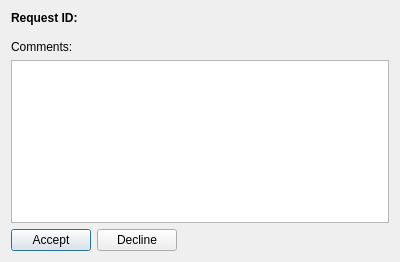
First picture: the form in requeststateeditor.ui, repository javierllorente/qactus, before the edit.
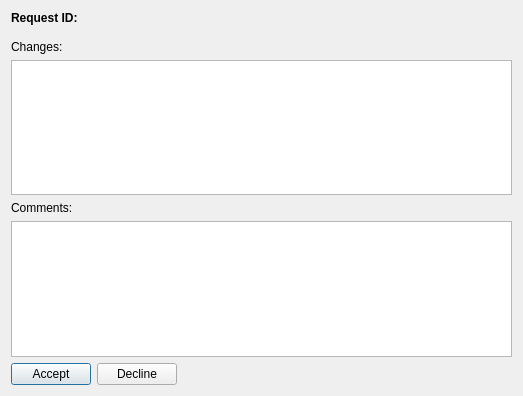
Second picture: the form after the edit. Icons and pictures are not drawn.

Commit message: implement diff request bits

The edit to the form file:
```diff
--- a/requeststateeditor.ui
+++ b/requeststateeditor.ui
@@ -6,32 +6,22 @@
    <rect>
     <x>0</x>
     <y>0</y>
-    <width>400</width>
-    <height>262</height>
+    <width>523</width>
+    <height>396</height>
    </rect>
   </property>
   <property name="windowTitle">
    <string>Request State Change</string>
   </property>
   <layout class="QFormLayout" name="formLayout">
-   <item row="2" column="0">
+   <item row="7" column="0">
     <widget class="QLabel" name="commentsLabel">
      <property name="text">
       <string>Comments:</string>
      </property>
     </widget>
    </item>
-   <item row="3" column="0" colspan="2">
-    <widget class="QTextBrowser" name="commentsTextBrowser">
-     <property name="undoRedoEnabled">
-      <bool>true</bool>
-     </property>
-     <property name="readOnly">
-      <bool>false</bool>
-     </property>
-    </widget>
-   </item>
-   <item row="4" column="0">
+   <item row="9" column="0">
     <layout class="QHBoxLayout" name="horizontalLayout">
      <item>
       <widget class="QPushButton" name="acceptPushButton">
@@ -77,6 +67,26 @@
      </property>
     </widget>
    </item>
+   <item row="5" column="0">
+    <widget class="QLabel" name="diffLabel">
+     <property name="text">
+      <string>Changes:</string>
+     </property>
+    </widget>
+   </item>
+   <item row="8" column="0" colspan="2">
+    <widget class="QTextBrowser" name="commentsTextBrowser">
+     <property name="undoRedoEnabled">
+      <bool>true</bool>
+     </property>
+     <property name="readOnly">
+      <bool>false</bool>
+     </property>
+    </widget>
+   </item>
+   <item row="6" column="0" colspan="2">
+    <widget class="QTextBrowser" name="diffTextBrowser"/>
+   </item>
   </layout>
  </widget>
  <resources>
```
Left out of the diff: 2 changed lines with no effect on the pictures. The commit also changes 2 other files.
